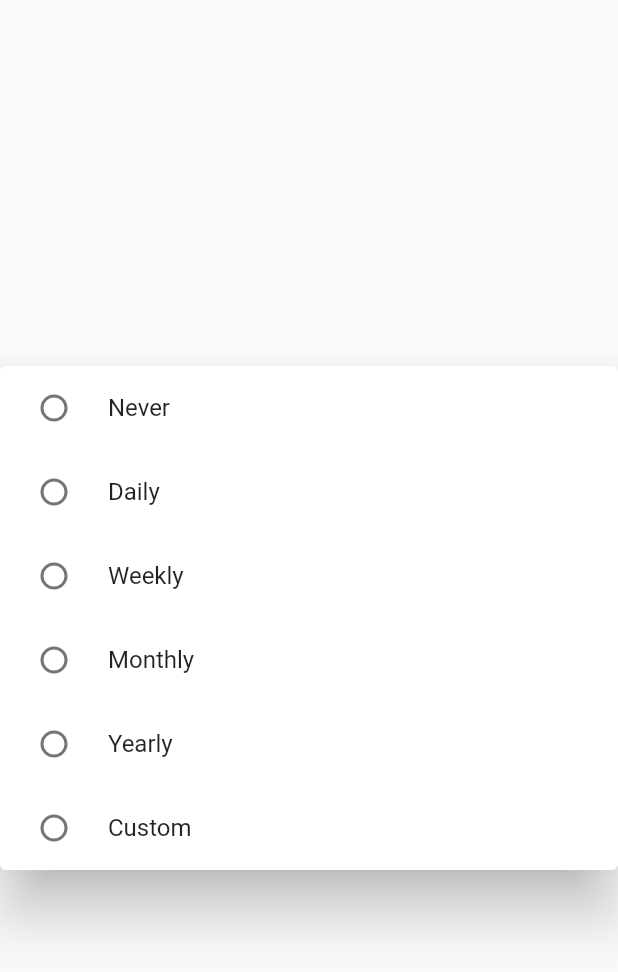
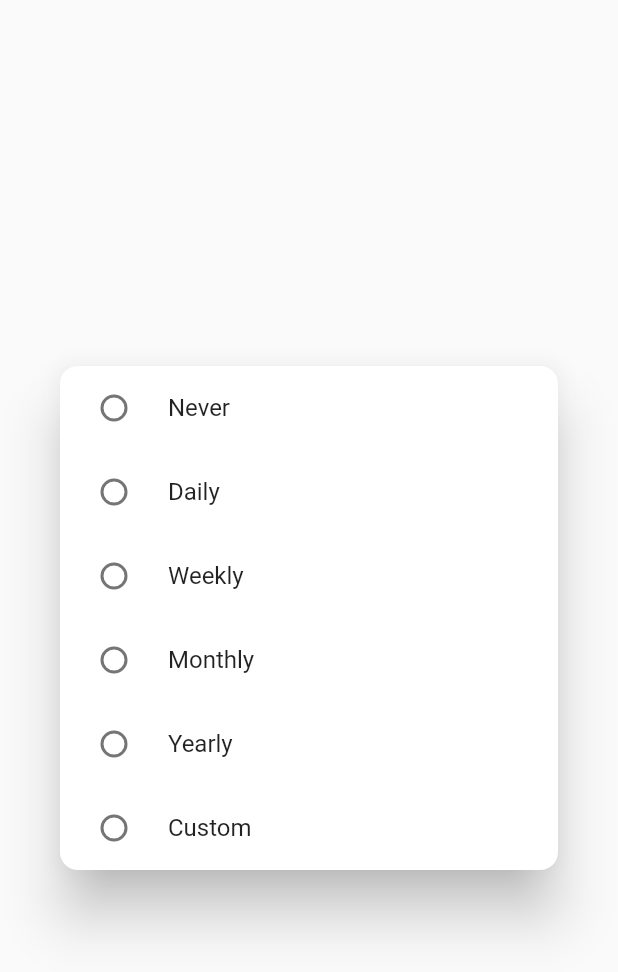
Before and after one commit to Humen-debug/TodoList, a Flutter app: the RepeatSetter widget shown alone on an empty page, opened directly with empty values, on a phone screen of 412 x 824 dp. Shown: the top 972 px of the screen. Run offline on Flutter 3.47's test engine with Material 2 defaults, Android fonts, the phone set to English and light mode, and no system bars; our stand-ins replace flutter_switch, page_transition, reorderables, table_calendar.

Commit message:
some tidy up

```diff
--- a/Todo_List/todo_list/lib/Screens/Task/task_screen.dart
+++ b/Todo_List/todo_list/lib/Screens/Task/task_screen.dart
@@ -25,7 +25,6 @@ class TaskScreen extends StatefulWidget {
 class TaskScreenState extends State<TaskScreen> {
   final appBarTitle = MainScreenState.currentList;
   late Task task;
-  int repeatChoice = -1;
 
   Map<String, List<Task>> dateTimeMap = {
     "Pinned": [],
@@ -372,10 +371,7 @@ class TaskScreenState extends State<TaskScreen> {
                 builder: (context) => IconButton(
                     onPressed: () => Scaffold.of(context).openDrawer(),
                     icon: const Icon(Icons.menu))),
-            actions: <Widget>[
-              sortButton(),
-              menuButton(),
-            ],
+            actions: <Widget>[sortButton(), menuButton()],
           ),
           TaskListView(
               taskMap: selectMap(), user: widget.user, file: widget.file)
--- a/Todo_List/todo_list/lib/Widgets/repeat_setter.dart
+++ b/Todo_List/todo_list/lib/Widgets/repeat_setter.dart
@@ -22,6 +22,8 @@ class _RepeatSetterState extends State<RepeatSetter> {
   Future<void> handleRadioValue(value) async {
     setState(() {
       widget.task.repeatChoice = value;
+      // need to pop up dialog for choosing custom
+      if (value == repeatTitle.length - 1) {}
       // might need to update task repeat here
       // so that repeatChoice can be set to -1 again
     });
@@ -32,11 +34,10 @@ class _RepeatSetterState extends State<RepeatSetter> {
     // WHY WE NEED STATEFULBUILDER HERE???
     return StatefulBuilder(builder: (context, StateSetter setState) {
       return Dialog(
-        insetPadding: EdgeInsets.zero,
-        // shape: RoundedRectangleBorder(borderRadius: BorderRadius.circular(40)),
+        shape: RoundedRectangleBorder(borderRadius: BorderRadius.circular(12)),
         elevation: 16,
-        child: Container(
         child: ListView.builder(
+            physics: const NeverScrollableScrollPhysics(),
             shrinkWrap: true,
             itemCount: repeatTitle.length,
             itemBuilder: (context, index) {
@@ -47,7 +48,6 @@ class _RepeatSetterState extends State<RepeatSetter> {
                 onChanged: handleRadioValue,
               );
             }),
-        ),
       );
     });
   }
--- a/Todo_List/todo_list/lib/Widgets/statment_widget.dart
+++ b/Todo_List/todo_list/lib/Widgets/statment_widget.dart
@@ -8,15 +8,15 @@ class StatementWidget extends StatelessWidget {
   @override
   Widget build(BuildContext context) {
     Widget deadlineText() {
-      Text deadline_text = Text(task.getDeadline);
+      Text deadline = Text(task.getDeadline);
       if (task.getDeadline.contains('late') ||
           task.getDeadline.contains('hrs left')) {
-        deadline_text = Text(
+        deadline = Text(
           task.getDeadline,
           style: const TextStyle(color: Colors.red),
         );
       }
-      return Row(children: [deadline_text, const SizedBox(width: 8)]);
+      return Row(children: [deadline, const SizedBox(width: 8)]);
     }
 
     return Opacity(
```
Also changed, not shown: Todo_List/todo_list/lib/Models/task.dart (+0 -7 lines). Lines whose indentation alone changed are shown as unchanged.
